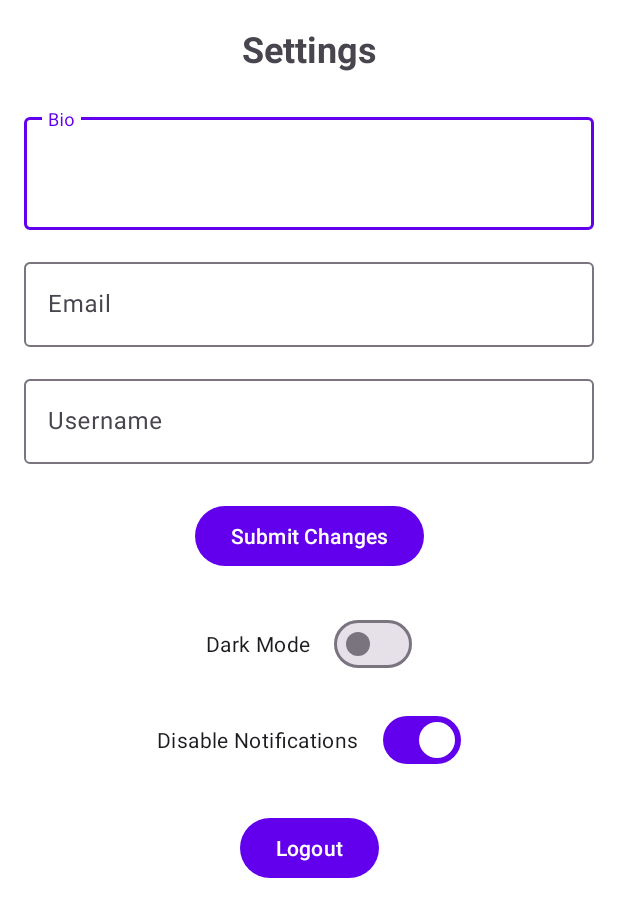
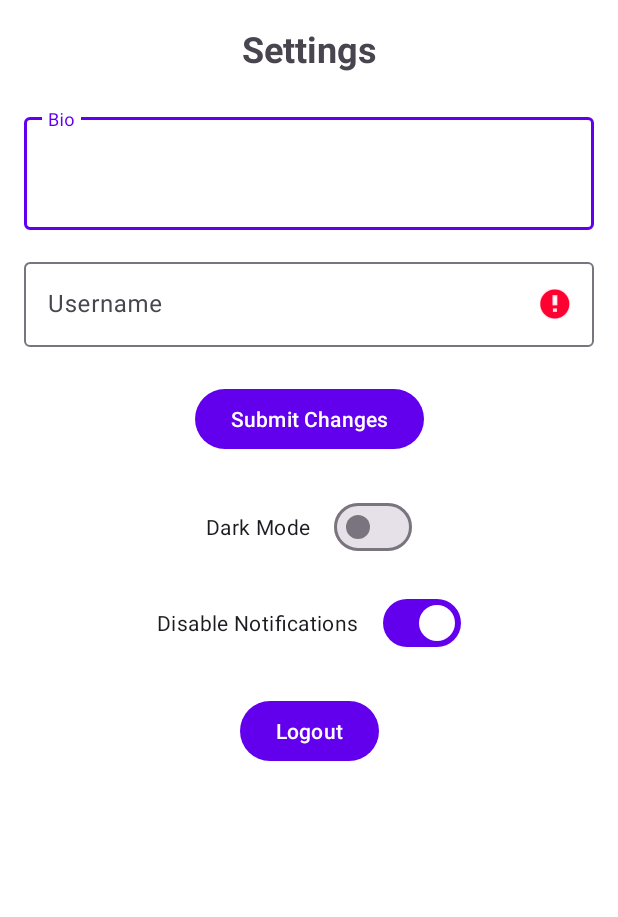
Before and after one commit to NatanProtector/android-workshop-final-project, an Android app: the SettingsActivity screen opened directly, with no data from a screen before it, after a tap on "Submit Changes", on a phone screen of 412 x 824 dp. Shown: the top 917 px of the screen. Run offline under Robolectric (Android 15) with nearby library versions, the phone set to English and light mode, and no system bars; our stand-ins replace Firebase (no records; nobody signed in at launch, a user with empty details on screens opened directly).

Commit message:
Adding option for changing users username and bio

```diff
--- a/app/src/main/java/com/natanp_josefm_michaelk/picturegram/SettingsActivity.java
+++ b/app/src/main/java/com/natanp_josefm_michaelk/picturegram/SettingsActivity.java
@@ -3,6 +3,7 @@ package com.natanp_josefm_michaelk.picturegram;
 import android.content.Intent;
 import android.content.SharedPreferences;
 import android.os.Bundle;
+import android.util.Log;
 import android.widget.Button;
 import android.widget.Toast;
 
@@ -12,22 +13,31 @@ import androidx.appcompat.app.AppCompatDelegate;
 import com.google.android.material.materialswitch.MaterialSwitch;
 import com.google.android.material.textfield.TextInputEditText;
 import com.google.firebase.auth.FirebaseAuth;
+import com.google.firebase.auth.FirebaseUser;
+import com.google.firebase.auth.UserProfileChangeRequest;
+import com.google.firebase.firestore.FirebaseFirestore;
+import com.google.firebase.firestore.QueryDocumentSnapshot;
 
 public class SettingsActivity extends AppCompatActivity {
 
+    private static final String TAG = "SettingsActivity";
     private Button logoutButton, submitButton;
     private FirebaseAuth mAuth;
-    private TextInputEditText bioInput, emailInput, usernameInput;
+    private FirebaseFirestore db;
+    private TextInputEditText bioInput, usernameInput;
     private MaterialSwitch themeSwitch, notificationsSwitch;
     private SharedPreferences sharedPreferences;
+    private FirebaseUser currentUser;
 
     @Override
     protected void onCreate(Bundle savedInstanceState) {
         super.onCreate(savedInstanceState);
         setContentView(R.layout.activity_settings);
 
-        // Initialize Firebase Auth
+        // Initialize Firebase instances
         mAuth = FirebaseAuth.getInstance();
+        db = FirebaseFirestore.getInstance();
+        currentUser = mAuth.getCurrentUser();
 
         // Initialize SharedPreferences
         sharedPreferences = getSharedPreferences("AppSettings", MODE_PRIVATE);
@@ -37,16 +47,37 @@ public class SettingsActivity extends AppCompatActivity {
         setupThemeSwitch();
         setupNotificationsSwitch();
         setupButtons();
+        loadUserData();
     }
 
     private void initializeViews() {
         logoutButton = findViewById(R.id.logoutButton);
         submitButton = findViewById(R.id.submitButton);
         bioInput = findViewById(R.id.bioInput);
-        emailInput = findViewById(R.id.emailInput);
         usernameInput = findViewById(R.id.usernameInput);
         themeSwitch = findViewById(R.id.themeSwitch);
         notificationsSwitch = findViewById(R.id.notificationsSwitch);
+    }
+
+    private void loadUserData() {
+        if (currentUser == null) return;
+
+        // Load user data from Firestore
+        db.collection("users").document(currentUser.getUid())
+            .get()
+            .addOnSuccessListener(documentSnapshot -> {
+                if (documentSnapshot.exists()) {
+                    String bio = documentSnapshot.getString("bio");
+                    String username = documentSnapshot.getString("username");
+
+                    bioInput.setText(bio);
+                    usernameInput.setText(username);
+                }
+            })
+            .addOnFailureListener(e -> {
+                Log.w(TAG, "Error loading user data", e);
+                Toast.makeText(this, "Error loading user data", Toast.LENGTH_SHORT).show();
+            });
     }
 
     private void setupThemeSwitch() {
@@ -87,10 +118,83 @@ public class SettingsActivity extends AppCompatActivity {
 
     private void setupButtons() {
         logoutButton.setOnClickListener(v -> logoutUser());
-        submitButton.setOnClickListener(v -> {
-            // Do nothing for now
-            Toast.makeText(this, "Changes will be implemented soon", Toast.LENGTH_SHORT).show();
-        });
+        submitButton.setOnClickListener(v -> updateUserProfile());
+    }
+
+    private void updateUserProfile() {
+        if (currentUser == null) return;
+
+        String newBio = bioInput.getText().toString().trim();
+        String newUsername = usernameInput.getText().toString().trim();
+
+        // Validate inputs
+        if (newUsername.isEmpty()) {
+            usernameInput.setError("Username cannot be empty");
+            return;
+        }
+
+        // Check if username is unique (if changed)
+        if (!newUsername.equals(currentUser.getDisplayName())) {
+            db.collection("users")
+                .whereEqualTo("username", newUsername)
+                .get()
+                .addOnCompleteListener(task -> {
+                    if (task.isSuccessful()) {
+                        if (!task.getResult().isEmpty()) {
+                            usernameInput.setError("Username is already taken");
+                        } else {
+                            // Username is unique, proceed with update
+                            updateUserData(newBio, newUsername);
+                        }
+                    } else {
+                        Log.w(TAG, "Error checking username", task.getException());
+                        Toast.makeText(this, "Error checking username availability", Toast.LENGTH_SHORT).show();
+                    }
+                });
+        } else {
+            // Username not changed, proceed with update
+            updateUserData(newBio, newUsername);
+        }
+    }
+
+    private void updateUserData(String bio, String username) {
+        // Update display name (username)
+        UserProfileChangeRequest profileUpdates = new UserProfileChangeRequest.Builder()
+            .setDisplayName(username)
+            .build();
+
+        currentUser.updateProfile(profileUpdates)
+            .addOnCompleteListener(task -> {
+                if (task.isSuccessful()) {
+                    Log.d(TAG, "User profile updated");
+
+                    // Update Firestore document
+                    db.collection("users").document(currentUser.getUid())
+                        .update(
+                            "bio", bio,
+                            "username", username
+                        )
+                        .addOnSuccessListener(aVoid -> {
+                            Log.d(TAG, "User data updated in Firestore");
+                            Toast.makeText(this, "Profile updated successfully", Toast.LENGTH_SHORT).show();
+
+                            // Navigate back to ProfileActivity with updated username
+                            Intent intent = new Intent(SettingsActivity.this, ProfileActivity.class);
+                            intent.putExtra("USER_NAME", username);
+                            intent.putExtra("USER_IMAGE", R.mipmap.ic_launcher); // Keep the same profile image
+                            intent.addFlags(Intent.FLAG_ACTIVITY_CLEAR_TOP); // Clear the activity stack
+                            startActivity(intent);
+                            finish(); // Close the SettingsActivity
+                        })
+                        .addOnFailureListener(e -> {
+                            Log.w(TAG, "Error updating user data", e);
+                            Toast.makeText(this, "Error updating profile", Toast.LENGTH_SHORT).show();
+                        });
+                } else {
+                    Log.w(TAG, "Error updating profile", task.getException());
+                    Toast.makeText(this, "Error updating profile", Toast.LENGTH_SHORT).show();
+                }
+            });
     }
 
     private void logoutUser() {
--- a/app/src/main/java/com/natanp_josefm_michaelk/picturegram/SplashActivity.java
+++ b/app/src/main/java/com/natanp_josefm_michaelk/picturegram/SplashActivity.java
@@ -13,7 +13,7 @@ import androidx.core.view.WindowInsetsCompat;
 
 public class SplashActivity extends AppCompatActivity {
 
-    private static final long SPLASH_DELAY = 4000;
+    private static final long SPLASH_DELAY = 3000;
 
     @Override
     protected void onCreate(Bundle savedInstanceState) {
--- a/app/src/main/res/layout/activity_settings.xml
+++ b/app/src/main/res/layout/activity_settings.xml
@@ -37,29 +37,13 @@
     </com.google.android.material.textfield.TextInputLayout>
 
     <com.google.android.material.textfield.TextInputLayout
-        android:id="@+id/emailInputLayout"
-        android:layout_width="match_parent"
-        android:layout_height="wrap_content"
-        android:layout_marginHorizontal="16dp"
-        android:layout_marginTop="16dp"
-        android:hint="Email"
-        app:layout_constraintTop_toBottomOf="@id/bioInputLayout">
-
-        <com.google.android.material.textfield.TextInputEditText
-            android:id="@+id/emailInput"
-            android:layout_width="match_parent"
-            android:layout_height="wrap_content"
-            android:inputType="textEmailAddress" />
-    </com.google.android.material.textfield.TextInputLayout>
-
-    <com.google.android.material.textfield.TextInputLayout
         android:id="@+id/usernameInputLayout"
         android:layout_width="match_parent"
         android:layout_height="wrap_content"
         android:layout_marginHorizontal="16dp"
         android:layout_marginTop="16dp"
         android:hint="Username"
-        app:layout_constraintTop_toBottomOf="@id/emailInputLayout">
+        app:layout_constraintTop_toBottomOf="@id/bioInputLayout">
 
         <com.google.android.material.textfield.TextInputEditText
             android:id="@+id/usernameInput"
```
